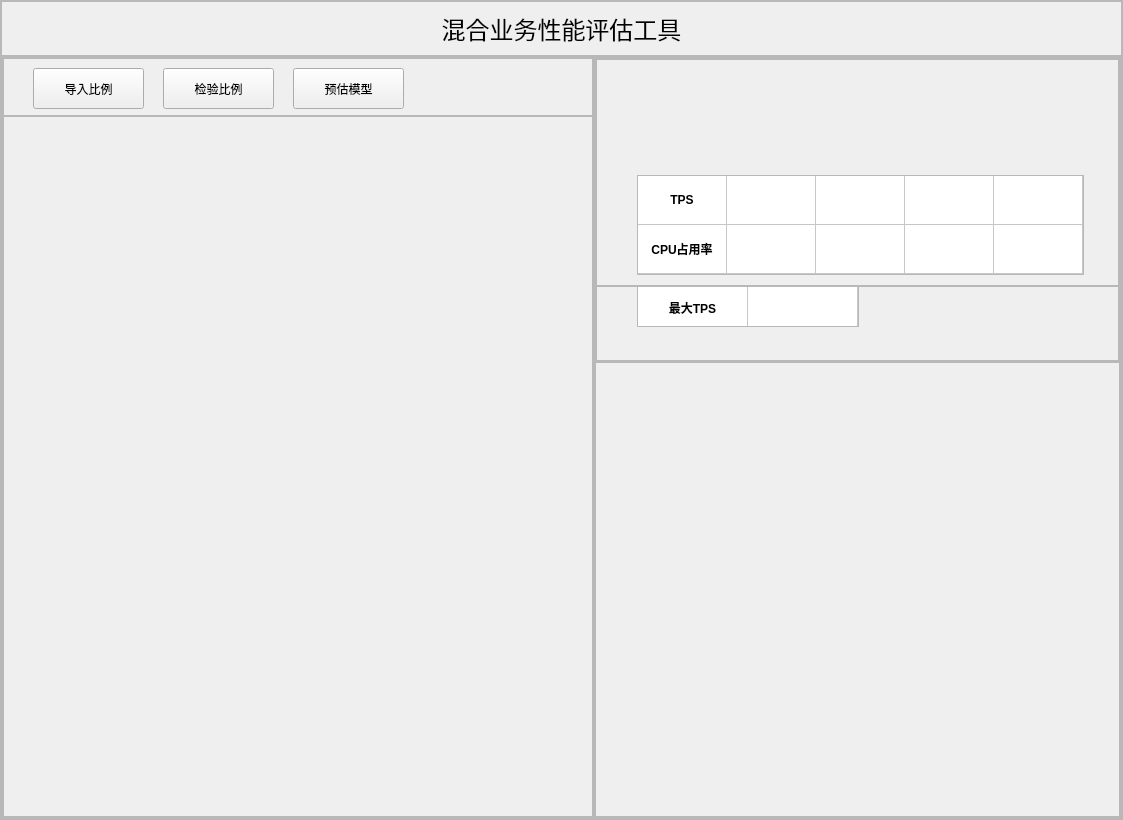
Qt form ui/assessmentTool.ui (cyhnxp/videoAssessmentTool) before a commit.
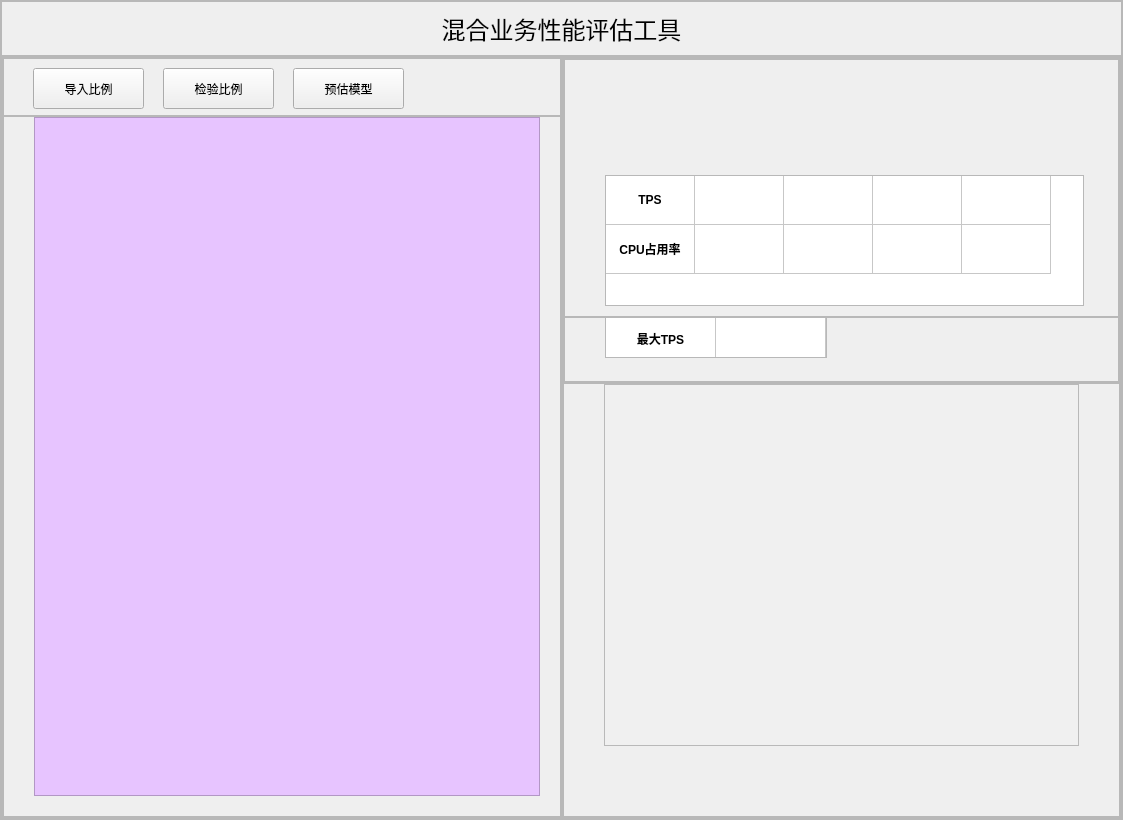
The same form after that commit.

Diff of the .ui file:
```diff
--- a/ui/assessmentTool.ui
+++ b/ui/assessmentTool.ui
@@ -88,7 +88,7 @@
      <property name="frameShadow">
       <enum>QFrame::Raised</enum>
      </property>
-     <layout class="QHBoxLayout" name="horizontalLayout_5" stretch="9,8">
+     <layout class="QHBoxLayout" name="horizontalLayout_5" stretch="9,9">
       <property name="spacing">
        <number>0</number>
       </property>
@@ -186,7 +186,33 @@
            <property name="frameShadow">
             <enum>QFrame::Raised</enum>
            </property>
-           <zorder>right</zorder>
+           <layout class="QVBoxLayout" name="verticalLayout_7">
+            <property name="leftMargin">
+             <number>30</number>
+            </property>
+            <property name="topMargin">
+             <number>0</number>
+            </property>
+            <property name="rightMargin">
+             <number>20</number>
+            </property>
+            <property name="bottomMargin">
+             <number>20</number>
+            </property>
+            <item>
+             <widget class="QFrame" name="table_frame_1">
+              <property name="styleSheet">
+               <string notr="true">background-color:rgb(231, 196, 255)</string>
+              </property>
+              <property name="frameShape">
+               <enum>QFrame::StyledPanel</enum>
+              </property>
+              <property name="frameShadow">
+               <enum>QFrame::Raised</enum>
+              </property>
+             </widget>
+            </item>
+           </layout>
           </widget>
          </item>
         </layout>
@@ -203,7 +229,7 @@
         <property name="frameShadow">
          <enum>QFrame::Raised</enum>
         </property>
-        <layout class="QVBoxLayout" name="verticalLayout_3" stretch="2,3">
+        <layout class="QVBoxLayout" name="verticalLayout_3" stretch="3,4">
          <property name="spacing">
           <number>0</number>
          </property>
@@ -218,7 +244,7 @@
            <property name="frameShadow">
             <enum>QFrame::Raised</enum>
            </property>
-           <layout class="QVBoxLayout" name="verticalLayout_4" stretch="3,1">
+           <layout class="QVBoxLayout" name="verticalLayout_4" stretch="4,1">
             <property name="spacing">
              <number>0</number>
             </property>
@@ -465,6 +491,33 @@
            <property name="frameShadow">
             <enum>QFrame::Raised</enum>
            </property>
+           <layout class="QVBoxLayout" name="verticalLayout_6">
+            <property name="leftMargin">
+             <number>40</number>
+            </property>
+            <property name="topMargin">
+             <number>0</number>
+            </property>
+            <property name="rightMargin">
+             <number>40</number>
+            </property>
+            <property name="bottomMargin">
+             <number>70</number>
+            </property>
+            <item>
+             <widget class="QFrame" name="line_chart_frame">
+              <property name="styleSheet">
+               <string notr="true">background-color:rgb(240, 240, 240)</string>
+              </property>
+              <property name="frameShape">
+               <enum>QFrame::StyledPanel</enum>
+              </property>
+              <property name="frameShadow">
+               <enum>QFrame::Raised</enum>
+              </property>
+             </widget>
+            </item>
+           </layout>
           </widget>
          </item>
         </layout>
```
Left out of the diff: 34 changed lines with no effect on the pictures.
